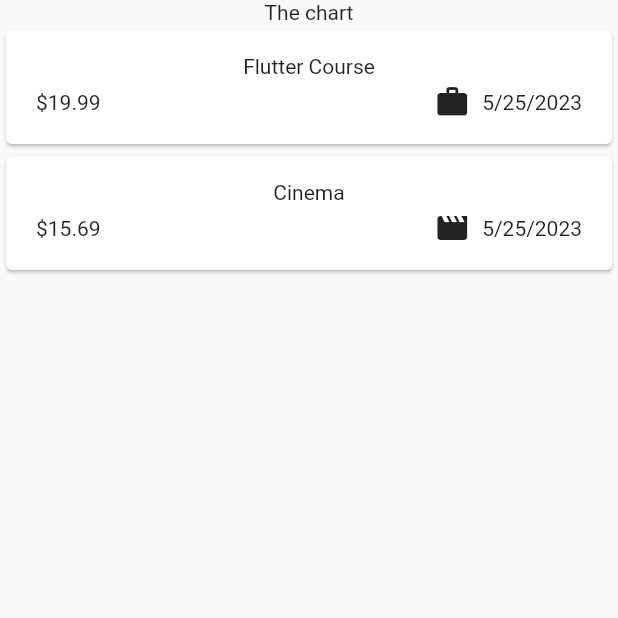
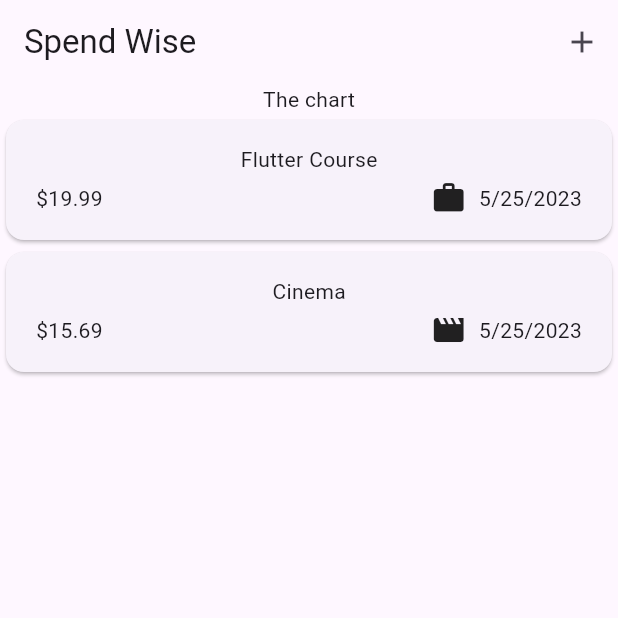
Before and after one commit to Passant-Hatem/spend_wise, a Flutter app: the screen it shows after launch, on a phone screen of 412 x 824 dp, the top half of it. Run offline on Flutter 3.47's test engine with Material 2 defaults, Android fonts, the phone set to English and light mode, and no system bars.

Commit message:
feat: app bar

```diff
--- a/lib/main.dart
+++ b/lib/main.dart
@@ -3,7 +3,8 @@ import 'package:flutter/material.dart';
 import 'package:spend_wise/spend_wise_home.dart';
 
 void main() {
-  runApp(const MaterialApp(
-    home: SpendWiseHome(),
+  runApp(MaterialApp(
+    theme: ThemeData(useMaterial3: true),
+    home: const SpendWiseHome(),
   ));
 }
--- a/lib/spend_wise_home.dart
+++ b/lib/spend_wise_home.dart
@@ -31,6 +31,11 @@ class _SpendWiseHomeState extends State<SpendWiseHome> {
   @override
   Widget build(BuildContext context) {
     return Scaffold(
+      appBar: AppBar(
+        title: const Text('Spend Wise'),
+        actions: [
+          IconButton(onPressed: (){}, icon: const Icon(Icons.add))
+      ],),
       body: Column(
         children: [
           const Text('The chart'),
```
